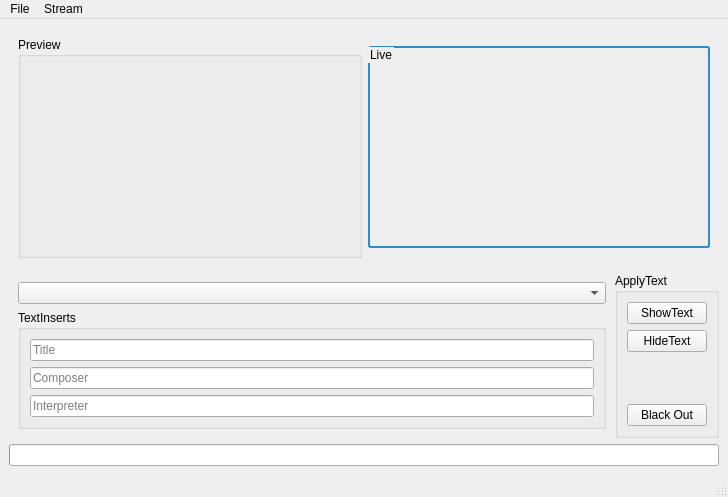
Before: the Qt Designer form gui/UIs/striem.ui in iem-projects/striem, drawn with Qt 5.
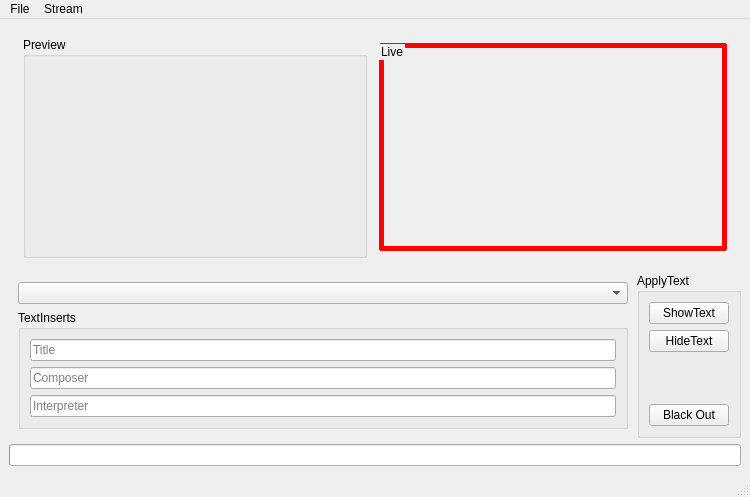
After: the same form once the commit is applied.

Commit message:
removed palette override
and use "5px solid red" as stream-video border rather than
"2px solid pattern(Highlight)"

Diff of the .ui file:
```diff
--- a/gui/UIs/striem.ui
+++ b/gui/UIs/striem.ui
@@ -6,7 +6,7 @@
    <rect>
     <x>0</x>
     <y>0</y>
-    <width>726</width>
+    <width>750</width>
     <height>490</height>
    </rect>
   </property>
@@ -77,129 +77,8 @@
            <verstretch>0</verstretch>
           </sizepolicy>
          </property>
-         <property name="palette">
-          <palette>
-           <active>
-            <colorrole role="WindowText">
-             <brush brushstyle="SolidPattern">
-              <color alpha="255">
-               <red>0</red>
-               <green>0</green>
-               <blue>0</blue>
-              </color>
-             </brush>
-            </colorrole>
-            <colorrole role="Dark">
-             <brush brushstyle="SolidPattern">
-              <color alpha="255">
-               <red>255</red>
-               <green>0</green>
-               <blue>0</blue>
-              </color>
-             </brush>
-            </colorrole>
-            <colorrole role="Text">
-             <brush brushstyle="SolidPattern">
-              <color alpha="255">
-               <red>0</red>
-               <green>0</green>
-               <blue>0</blue>
-              </color>
-             </brush>
-            </colorrole>
-            <colorrole role="ButtonText">
-             <brush brushstyle="SolidPattern">
-              <color alpha="255">
-               <red>0</red>
-               <green>0</green>
-               <blue>0</blue>
-              </color>
-             </brush>
-            </colorrole>
-           </active>
-           <inactive>
-            <colorrole role="WindowText">
-             <brush brushstyle="SolidPattern">
-              <color alpha="255">
-               <red>0</red>
-               <green>0</green>
-               <blue>0</blue>
-              </color>
-             </brush>
-            </colorrole>
-            <colorrole role="Dark">
-             <brush brushstyle="SolidPattern">
-              <color alpha="255">
-               <red>255</red>
-               <green>0</green>
-               <blue>0</blue>
-              </color>
-             </brush>
-            </colorrole>
-            <colorrole role="Text">
-             <brush brushstyle="SolidPattern">
-              <color alpha="255">
-               <red>0</red>
-               <green>0</green>
-               <blue>0</blue>
-              </color>
-             </brush>
-            </colorrole>
-            <colorrole role="ButtonText">
-             <brush brushstyle="SolidPattern">
-              <color alpha="255">
-               <red>0</red>
-               <green>0</green>
-               <blue>0</blue>
-              </color>
-             </brush>
-            </colorrole>
-           </inactive>
-           <disabled>
-            <colorrole role="WindowText">
-             <brush brushstyle="SolidPattern">
-              <color alpha="255">
-               <red>255</red>
-               <green>0</green>
-               <blue>0</blue>
-              </color>
-             </brush>
-            </colorrole>
-            <colorrole role="Dark">
-             <brush brushstyle="SolidPattern">
-              <color alpha="255">
-               <red>255</red>
-               <green>0</green>
-               <blue>0</blue>
-              </color>
-             </brush>
-            </colorrole>
-            <colorrole role="Text">
-             <brush brushstyle="SolidPattern">
-              <color alpha="255">
-               <red>255</red>
-               <green>0</green>
-               <blue>0</blue>
-              </color>
-             </brush>
-            </colorrole>
-            <colorrole role="ButtonText">
-             <brush brushstyle="SolidPattern">
-              <color alpha="255">
-               <red>255</red>
-               <green>0</green>
-               <blue>0</blue>
-              </color>
-             </brush>
-            </colorrole>
-           </disabled>
-          </palette>
-         </property>
          <property name="styleSheet">
-          <string notr="true">QGroupBox { 
-     border: 2px solid palette(Highlight); 
-     border-radius: 3px; 
- } </string>
+          <string notr="true">QGroupBox {  border: 5px solid red;  border-radius: 3px; }</string>
          </property>
          <property name="title">
           <string>Live</string>
@@ -424,7 +303,7 @@
     <rect>
      <x>0</x>
      <y>0</y>
-     <width>726</width>
+     <width>750</width>
      <height>19</height>
     </rect>
    </property>
```
